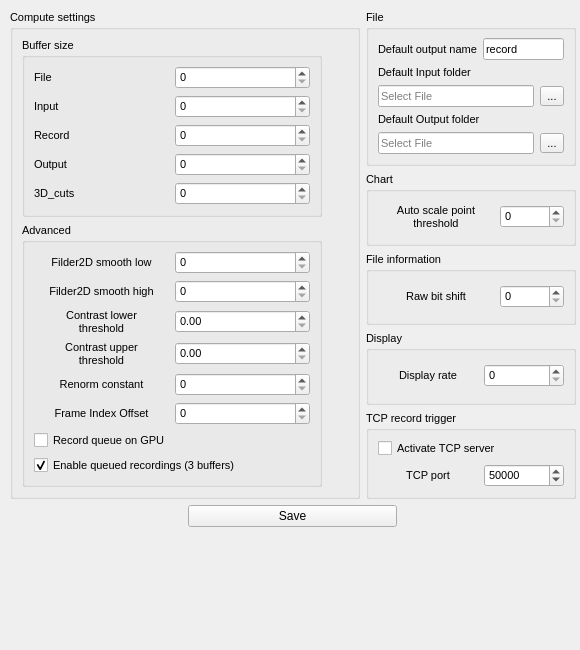
Before: the Qt Designer form Ui/assets/ui/advancedsettingswindow.ui in DigitalHolography/Holovibes, drawn with Qt 5.
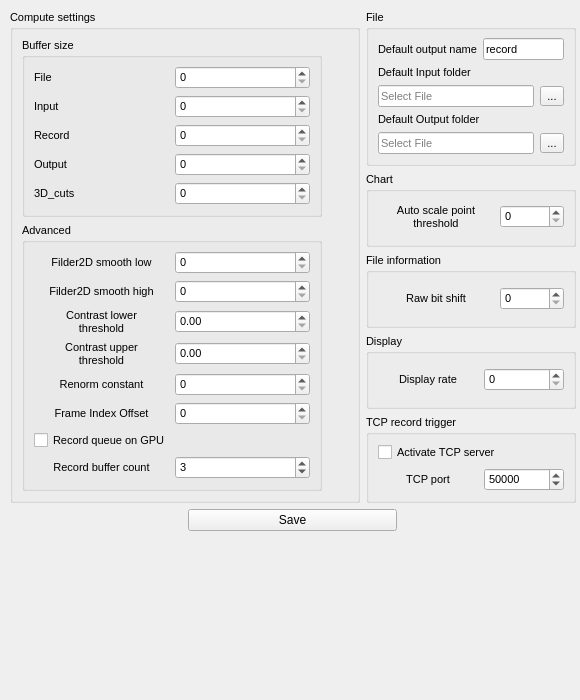
After: the same form once the commit is applied. Custom widgets are drawn as their Qt base class.

Commit message: dynamics number of record buffers + logging.

```diff
--- a/Ui/assets/ui/advancedsettingswindow.ui
+++ b/Ui/assets/ui/advancedsettingswindow.ui
@@ -7,7 +7,7 @@
     <x>0</x>
     <y>0</y>
     <width>580</width>
-    <height>650</height>
+    <height>700</height>
    </rect>
   </property>
   <property name="sizePolicy">
@@ -19,7 +19,7 @@
   <property name="minimumSize">
    <size>
     <width>450</width>
-    <height>560</height>
+    <height>650</height>
    </size>
   </property>
   <property name="windowTitle">
@@ -595,16 +595,32 @@
                </property>
               </widget>
              </item>
-             <item row="8" column="0" colspan="2">
-              <widget class="QCheckBox" name="RecordQueueMultibufferingCheckBox">
+             <item row="8" column="0">
+              <widget class="QLabel" name="RecordBufferCountLabel">
                <property name="toolTip">
                 <string>Use three record buffers so another capture can start while earlier files are still being saved. This can use up to three times the configured record-buffer memory.</string>
                </property>
                <property name="text">
-                <string>Enable queued recordings (3 buffers)</string>
+                <string>Record buffer count</string>
                </property>
-               <property name="checked">
-                <bool>true</bool>
+               <property name="alignment">
+                <set>Qt::AlignCenter</set>
+               </property>
+              </widget>
+             </item>
+             <item row="8" column="1">
+              <widget class="QSpinBox" name="RecordBufferCountSpinBox">
+               <property name="toolTip">
+                <string>Number of record buffers available for capture while earlier files are being saved. Each buffer uses the configured record-buffer memory; total memory increases with this count. Default: 3.</string>
+               </property>
+               <property name="minimum">
+                <number>1</number>
+               </property>
+               <property name="maximum">
+                <number>2147483647</number>
+               </property>
+               <property name="value">
+                <number>3</number>
                </property>
               </widget>
              </item>
```
Left out of the diff: 2 changed lines with no effect on the pictures. The commit also changes 16 other files.
